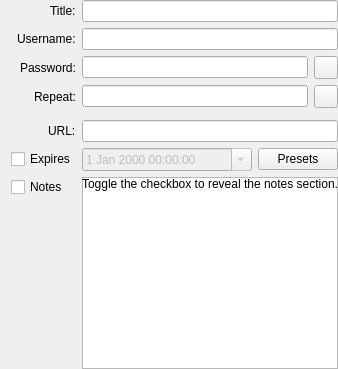
First picture: the form in src/gui/entry/EditEntryWidgetMain.ui, repository iluminat23/keepassxc-debian, before the edit.
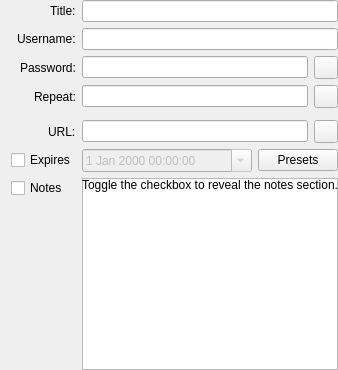
Second picture: the form after the edit. Custom widgets are drawn as their Qt base class.

Patch:
```diff
--- a/src/gui/entry/EditEntryWidgetMain.ui
+++ b/src/gui/entry/EditEntryWidgetMain.ui
@@ -19,6 +19,17 @@
      </property>
     </widget>
    </item>
+   <item row="5" column="1">
+    <layout class="QHBoxLayout" name="horizontalLayout_6">
+     <item>
+      <widget class="QLineEdit" name="urlEdit"/>
+     </item>
+     <item>
+      <widget class="QToolButton" name="fetchFaviconButton">
+      </widget>
+     </item>
+    </layout>
+   </item>
    <item row="4" column="1">
     <widget class="PasswordGeneratorWidget" name="passwordGenerator" native="true"/>
    </item>
@@ -155,9 +166,6 @@
    <item row="1" column="1">
     <widget class="QLineEdit" name="usernameEdit"/>
    </item>
-   <item row="5" column="1">
-    <widget class="QLineEdit" name="urlEdit"/>
-   </item>
    <item row="7" column="0" alignment="Qt::AlignRight">
     <widget class="QCheckBox" name="expireCheck">
      <property name="text">
```
